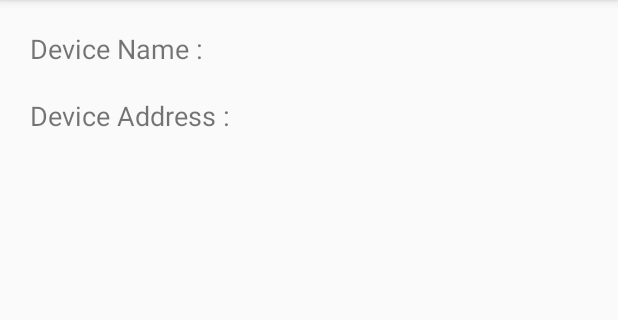
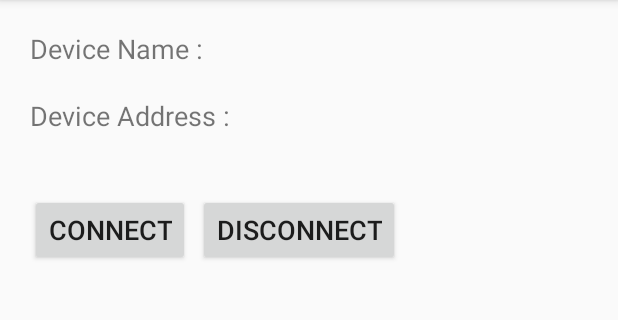
Before and after one commit to ayumu-1212/AndroidApplicationPractice, an Android app: the MainActivity screen opened directly, with no data from a screen before it, on a phone screen of 412 x 824 dp, the part 84-404 px from its top. Run offline under Robolectric (Android 15) with nearby library versions, the phone set to English and light mode, and no system bars; 2 statements that could not run were skipped.

Commit message:
:bookmark: chapter3 start

```diff
--- a/SoundCakePrototype9/app/src/main/res/layout/activity_main.xml
+++ b/SoundCakePrototype9/app/src/main/res/layout/activity_main.xml
@@ -52,4 +52,33 @@
             android:textSize="18sp"/>
     </LinearLayout>
 
+    <Space
+        android:layout_width="match_parent"
+        android:layout_height="20dp"/>
+
+    <LinearLayout
+        android:layout_width="match_parent"
+        android:layout_height="wrap_content"
+        android:layout_margin="10dp"
+        android:orientation="horizontal">
+
+        <Button
+            android:id="@+id/button_connect"
+            android:layout_width="wrap_content"
+            android:layout_height="wrap_content"
+            android:text="@string/connect"
+            android:textSize="18sp"/>
+
+        <Space
+            android:layout_width="5dp"
+            android:layout_height="wrap_content"/>
+
+        <Button
+            android:id="@+id/button_disconnect"
+            android:layout_width="wrap_content"
+            android:layout_height="wrap_content"
+            android:text="@string/disconnect"
+            android:textSize="18sp"/>
+    </LinearLayout>
+
 </LinearLayout>
--- a/SoundCakePrototype9/app/src/main/res/values/strings.xml
+++ b/SoundCakePrototype9/app/src/main/res/values/strings.xml
@@ -11,6 +11,8 @@
     <!-- MainActivity ラベル用 -->
     <string name="device_name">Device Name : </string>
     <string name="device_address">Device Address : </string>
+    <string name="connect">Connect</string>
+    <string name="disconnect">Disconnect</string>
 
     <!-- DeviceListActivity トースト用 -->
     <string name="unknown_device">Unknown device</string>
```
